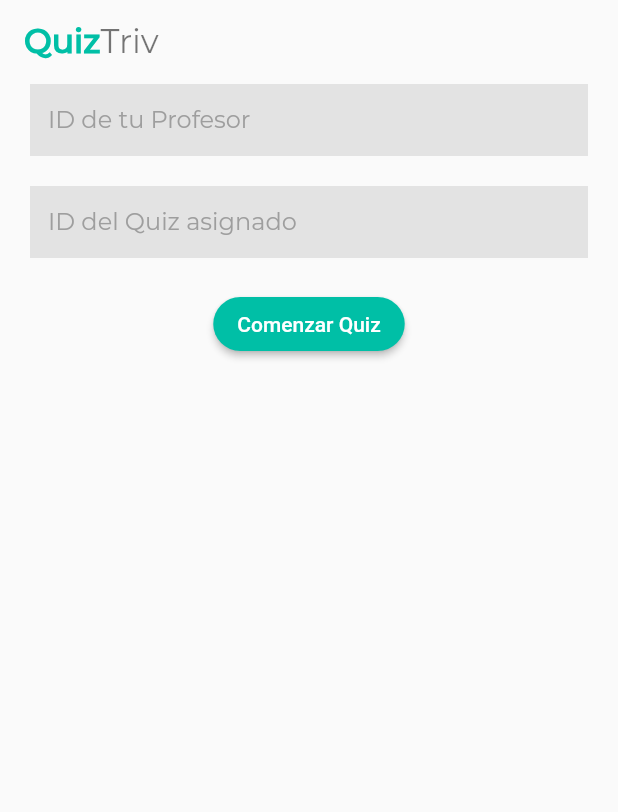
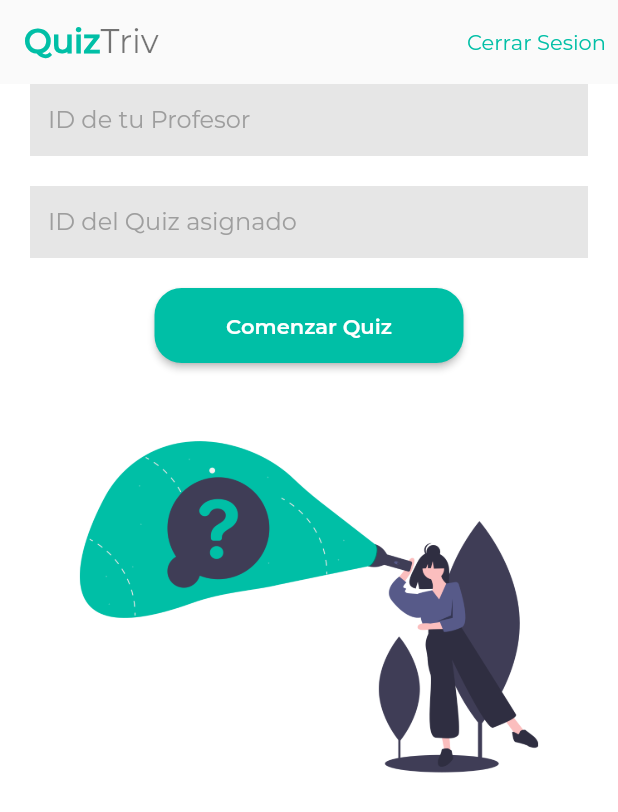
Before and after one commit to MeloGon/quizMaker, a Flutter app: the TargetQuiz screen opened directly, on a phone screen of 412 x 824 dp. Shown: the top 812 px of the screen. Run offline on Flutter 3.47's test engine with Material 2 defaults, Android fonts, the phone set to English and light mode, and no system bars; our stand-ins replace cloud_firestore, firebase_auth, firebase_core, flutter_signin_button, fluttertoast, lottie and 1 more; accounts and stored records are empty.

```diff
--- a/lib/src/pages/target_quizz.dart
+++ b/lib/src/pages/target_quizz.dart
@@ -1,5 +1,6 @@
 import 'package:flutter/material.dart';
 import 'package:quizmaker_app/src/pages/play_quiz.dart';
+import 'package:quizmaker_app/src/pages/signin.dart';
 
 import 'package:quizmaker_app/src/widgets/widgets.dart';
 
@@ -20,8 +21,22 @@ class _TargetQuizState extends State<TargetQuiz> {
         backgroundColor: Colors.transparent,
         elevation: 0,
         brightness: Brightness.light,
+        actions: [
+          TextButton(
+            onPressed: () {
+              Navigator.of(context).pushAndRemoveUntil(
+                  MaterialPageRoute(builder: (context) => SignIn()),
+                  (Route<dynamic> route) => false);
+            },
+            child: Text(
+              'Cerrar Sesion',
+              style: TextStyle(fontFamily: 'Regular', color: Color(0xff00BFA6)),
+            ),
+          ),
+        ],
       ),
       body: Container(
+        color: Colors.white,
         width: double.infinity,
         height: double.infinity,
         child: Padding(
@@ -64,7 +79,10 @@ class _TargetQuizState extends State<TargetQuiz> {
               SizedBox(
                 height: 20,
               ),
-              ElevatedButton(
+              Container(
+                width: MediaQuery.of(context).size.width * .5,
+                height: 50,
+                child: ElevatedButton(
                     style: ElevatedButton.styleFrom(
                       primary: Color(0xff00BFA6),
                       shape: RoundedRectangleBorder(
@@ -77,9 +95,18 @@ class _TargetQuizState extends State<TargetQuiz> {
                         MaterialPageRoute(
                           builder: (context) =>
                               PlayQuiz(txtTeacherId.text, txtQuizId.text),
-                        ));
+                        ),
+                      );
                     },
-                  child: Text('Comenzar Quiz'))
+                    child: Text(
+                      'Comenzar Quiz',
+                      style: TextStyle(fontFamily: 'SemiBold'),
+                    )),
+              ),
+              Container(
+                margin: EdgeInsets.only(top: 30.0),
+                child: Image.asset('assets/images/searching.png'),
+              ),
             ],
           ),
         ),
--- a/pubspec.yaml
+++ b/pubspec.yaml
@@ -37,6 +37,7 @@ dependencies:
   fluttertoast: ^8.0.3
   flutter_signin_button: ^2.0.0
   lottie: ^1.0.1
+  awesome_dialog: ^1.3.2
 
 dev_dependencies:
   flutter_test:
```
Also changed, not shown: assets/images/searching.png (added), pubspec.lock. Lines whose indentation alone changed are shown as unchanged.
